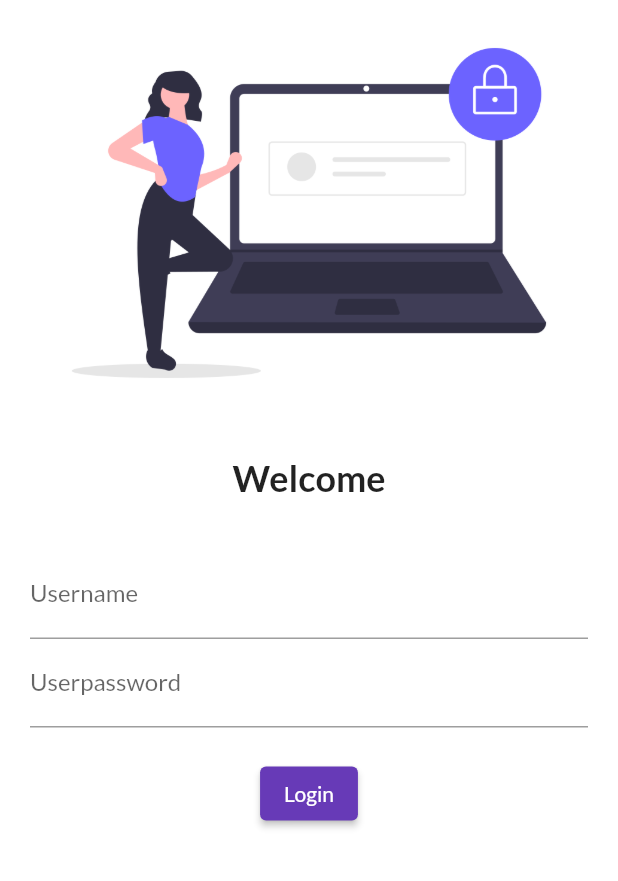
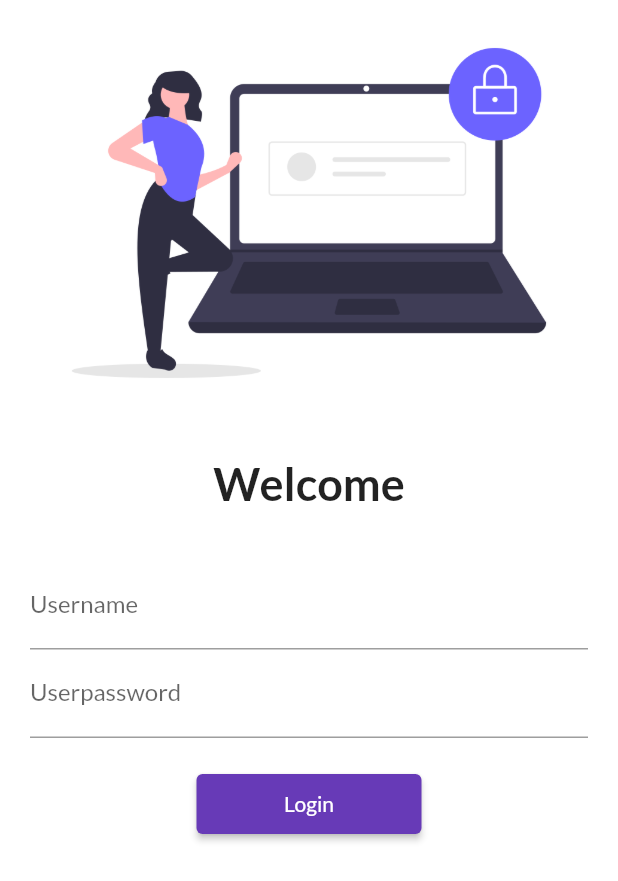
Before and after one commit to Aniket0162/30DaysOfFlutter, a Flutter app: the screen it shows after launch, on a phone screen of 412 x 824 dp. Shown: the top 881 px of the screen. Run offline on Flutter 3.47's test engine with Material 2 defaults, Android fonts, the light colour scheme and no system bars; our stand-ins replace google_fonts.

Commit message:
day5complete

```diff
--- a/lib/main.dart
+++ b/lib/main.dart
@@ -31,6 +31,7 @@
 
 //First wee will import library name material.dart.
 import 'package:demotest/pages/login_page.dart';
+import 'package:demotest/pages/utiles/routes.dart';
 import 'package:flutter/material.dart';
 import 'package:google_fonts/google_fonts.dart';
 
@@ -68,8 +69,8 @@
       // initialRoute: "/home",
       routes: {
         "/": (context) => LoginPage(),
-        "/home": (context) => HomePage(),
-        "/login": (context) => LoginPage()
+        MyRoutes.homeRoute: (context) => HomePage(),
+        MyRoutes.loginRoute: (context) => LoginPage()
       },
     );
   }
--- a/lib/pages/login_page.dart
+++ b/lib/pages/login_page.dart
@@ -1,3 +1,4 @@
+import 'package:demotest/pages/utiles/routes.dart';
 import 'package:flutter/material.dart';
 
 // eg= class is nothing but a blue print of a building. which is already design & then made copy of that blue print which is use in other buildings.
@@ -6,6 +7,7 @@
   Widget build(BuildContext context) {
     return Material(
       color: Colors.white,
+      child: SingleChildScrollView(
         child: Column(
           children: [
             Image.asset(
@@ -18,7 +20,7 @@
             Text(
               "Welcome",
               style: TextStyle(
-              fontSize: 24,
+                fontSize: 30,
                 fontWeight: FontWeight.bold,
               ),
             ),
@@ -48,9 +50,11 @@
                   ),
                   ElevatedButton(
                     child: Text("Login"),
-                  style: TextButton.styleFrom(),
+                    style: TextButton.styleFrom(minimumSize: Size(150, 40)),
                     onPressed: () {
-                    print("Hi Aniket");
+                      // print("Hi Aniket");
+
+                      Navigator.pushNamed(context, MyRoutes.homeRoute);
                     },
                   ),
                 ],
@@ -58,6 +62,7 @@
             ),
           ],
         ),
+      ),
     );
   }
 }
--- /dev/null
+++ b/lib/pages/utiles/routes.dart
@@ -0,0 +1,4 @@
+class MyRoutes {
+  static String loginRoute = "/login";
+  static String homeRoute = "/home";
+}
```
Lines whose indentation alone changed are shown as unchanged.
